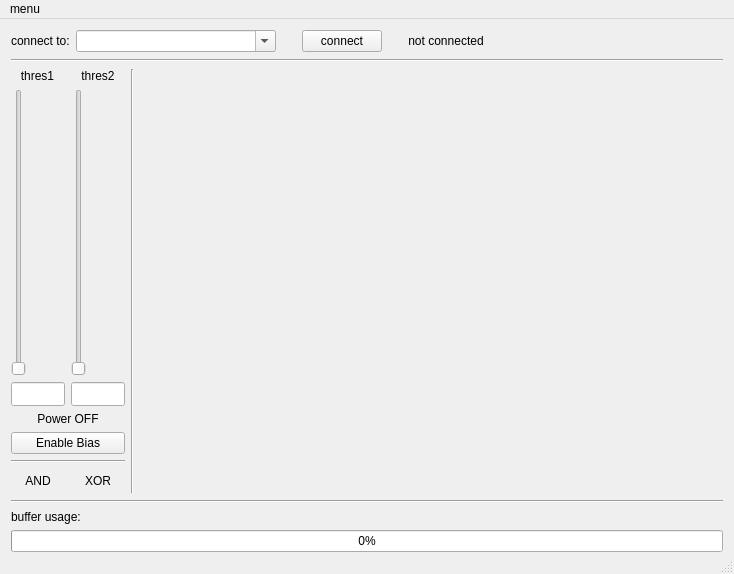
This is myon_detector_gui/src/mainwindow.ui in MuonPi/muondetector as Qt 5 draws it before an edit. The edited form follows.
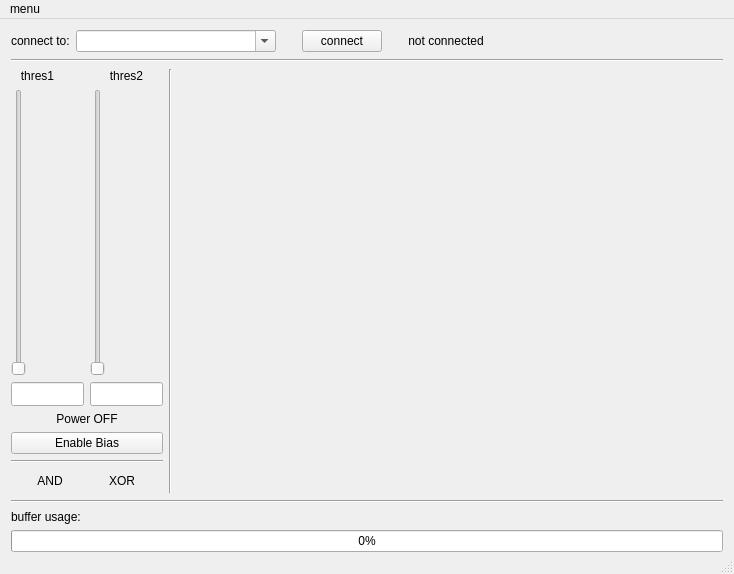
This is the edited form.

Diff of the .ui file:
```diff
--- a/myon_detector_gui/src/mainwindow.ui
+++ b/myon_detector_gui/src/mainwindow.ui
@@ -200,7 +200,7 @@
               </property>
               <property name="minimumSize">
                <size>
-                <width>53</width>
+                <width>73</width>
                 <height>24</height>
                </size>
               </property>
@@ -241,7 +241,7 @@
             <item>
              <widget class="QSlider" name="discr2Slider">
               <property name="maximum">
-               <number>4095</number>
+               <number>8191</number>
               </property>
               <property name="orientation">
                <enum>Qt::Vertical</enum>
@@ -261,7 +261,7 @@
               </property>
               <property name="minimumSize">
                <size>
-                <width>53</width>
+                <width>73</width>
                 <height>24</height>
                </size>
               </property>
```
Left out of the diff: 4 changed lines with no effect on the pictures.
